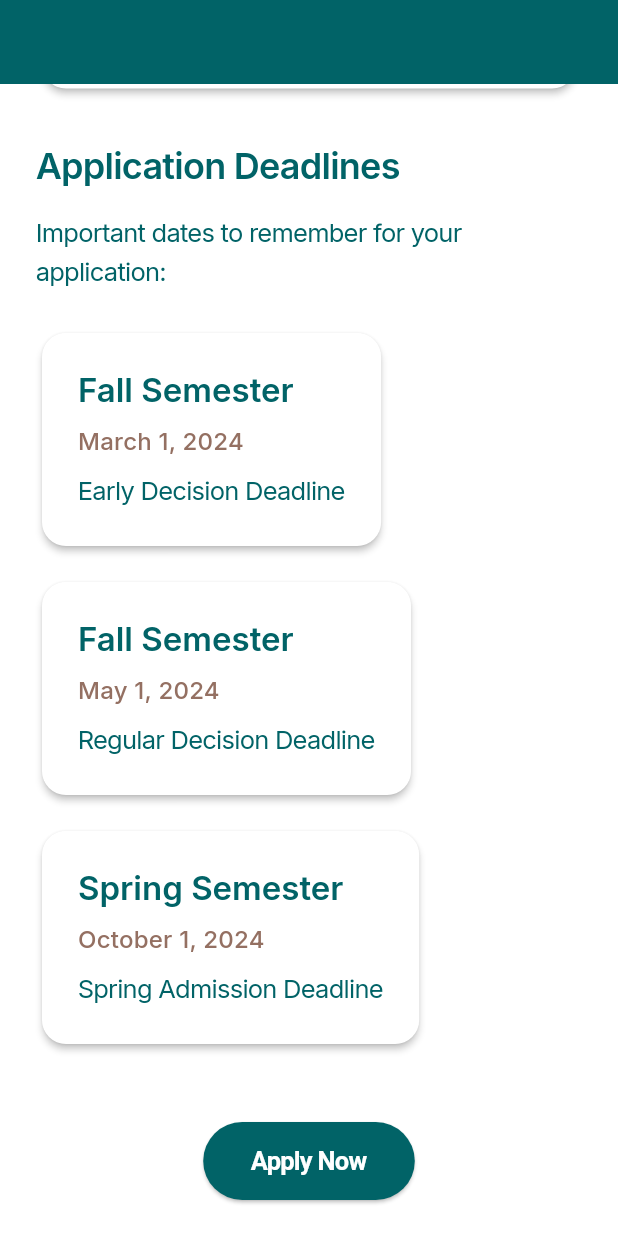
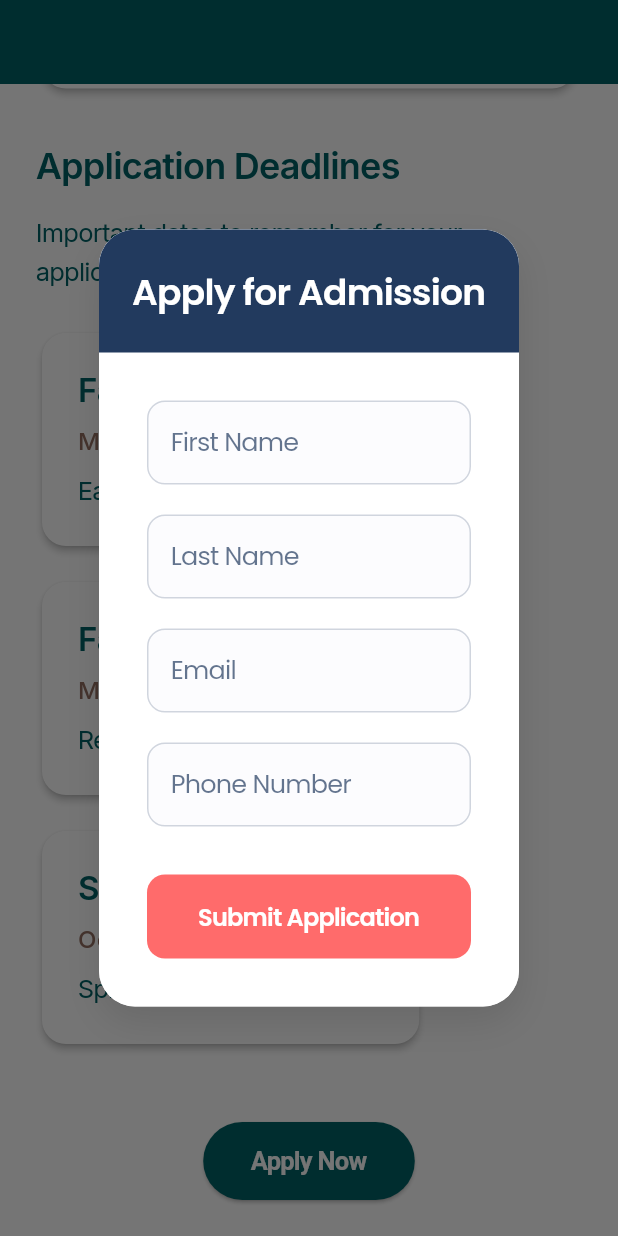
Before and after one commit to mano-ranjan/values_web_app, a Flutter app: the AdmissionsPage screen opened directly, scrolled down 424 dp, after a tap on "Apply Now", on a phone screen of 412 x 824 dp. Run offline on Flutter 3.47's test engine with Material 3 defaults, Android fonts, the phone set to English and light mode, and no system bars; our stand-ins replace equatable, flutter_bloc, flutter_svg, google_fonts, responsive_framework, supabase_flutter; accounts and stored records are empty; network calls fail.

Commit message:
Integrate Supabase for backend functionality, enhance AdmissionsPage with a registration form dialog, and update HomePage to include registration form access. Update pubspec.yaml to include supabase_flutter dependency and update pubspec.lock with new package versions.

```diff
--- a/lib/features/admissions/admissions_page.dart
+++ b/lib/features/admissions/admissions_page.dart
@@ -1,8 +1,16 @@
 import 'package:flutter/material.dart';
 import 'package:values_web_app/shared/theme/app_theme.dart';
+import 'package:values_web_app/features/admissions/widgets/registration_form.dart';
 
 class AdmissionsPage extends StatelessWidget {
   const AdmissionsPage({super.key});
+
+  void _showRegistrationForm(BuildContext context) {
+    showDialog(
+      context: context,
+      builder: (context) => const RegistrationForm(),
+    );
+  }
 
   @override
   Widget build(BuildContext context) {
@@ -148,7 +156,7 @@ class AdmissionsPage extends StatelessWidget {
             const SizedBox(height: 32),
             Center(
               child: ElevatedButton(
-                onPressed: () {},
+                onPressed: () => _showRegistrationForm(context),
                 style: ElevatedButton.styleFrom(
                   backgroundColor: AppTheme.teal,
                   foregroundColor: AppTheme.surfaceColor,
--- /dev/null
+++ b/lib/features/admissions/widgets/registration_form.dart
@@ -0,0 +1,398 @@
+import 'package:flutter/material.dart';
+import 'package:supabase_flutter/supabase_flutter.dart';
+import 'package:values_web_app/shared/theme/app_theme.dart';
+import 'package:google_fonts/google_fonts.dart';
+
+class RegistrationForm extends StatefulWidget {
+  const RegistrationForm({super.key});
+
+  @override
+  State<RegistrationForm> createState() => _RegistrationFormState();
+}
+
+class _RegistrationFormState extends State<RegistrationForm> {
+  final _formKey = GlobalKey<FormState>();
+  final _emailController = TextEditingController();
+  final _firstNameController = TextEditingController();
+  final _lastNameController = TextEditingController();
+  final _phoneController = TextEditingController();
+  bool _isLoading = false;
+  String? _errorMessage;
+
+  @override
+  void dispose() {
+    _emailController.dispose();
+    _firstNameController.dispose();
+    _lastNameController.dispose();
+    _phoneController.dispose();
+    super.dispose();
+  }
+
+  Future<void> _register() async {
+    if (!_formKey.currentState!.validate()) return;
+
+    setState(() {
+      _isLoading = true;
+      _errorMessage = null;
+    });
+
+    try {
+      final supabase = Supabase.instance.client;
+      await supabase.from('applications').insert({
+        'first_name': _firstNameController.text.trim(),
+        'last_name': _lastNameController.text.trim(),
+        'email': _emailController.text.trim(),
+        'phone': _phoneController.text.trim(),
+      }).select();
+
+      if (mounted) {
+        ScaffoldMessenger.of(context).showSnackBar(
+          const SnackBar(
+            content: Text('Application submitted successfully!'),
+            backgroundColor: Colors.green,
+          ),
+        );
+        Navigator.of(context).pop();
+      }
+    } on PostgrestException catch (e) {
+      setState(() {
+        _errorMessage = e.message;
+      });
+    } catch (e) {
+      setState(() {
+        _errorMessage = 'An unexpected error occurred. Please try again.';
+      });
+    } finally {
+      if (mounted) {
+        setState(() {
+          _isLoading = false;
+        });
+      }
+    }
+  }
+
+  // Future<void> _register() async {
+  //   if (!_formKey.currentState!.validate()) return;
+
+  //   setState(() {
+  //     _isLoading = true;
+  //     _errorMessage = null;
+  //   });
+
+  //   try {
+  //     final supabase = Supabase.instance.client;
+  //     final response = await supabase.from('applications').insert({
+  //       'first_name': _firstNameController.text.trim(),
+  //       'last_name': _lastNameController.text.trim(),
+  //       'email': _emailController.text.trim(),
+  //       'phone': _phoneController.text.trim(),
+  //     });
+
+  //     if (response.error == null) {
+  //       if (mounted) {
+  //         ScaffoldMessenger.of(context).showSnackBar(
+  //           const SnackBar(
+  //             content: Text('Application submitted successfully!'),
+  //             backgroundColor: Colors.green,
+  //           ),
+  //         );
+  //         Navigator.of(context).pop();
+  //       }
+  //     } else {
+  //       setState(() {
+  //         _errorMessage = response.error!.message;
+  //       });
+  //     }
+  //   } catch (error) {
+  //     setState(() {
+  //       _errorMessage = error.toString();
+  //     });
+  //   } finally {
+  //     if (mounted) {
+  //       setState(() {
+  //         _isLoading = false;
+  //       });
+  //     }
+  //   }
+  // }
+
+  @override
+  Widget build(BuildContext context) {
+    final screenWidth = MediaQuery.of(context).size.width;
+    final dialogWidth = screenWidth / 3;
+    final maxHeight = MediaQuery.of(context).size.height * 0.8;
+
+    return Dialog(
+      shape: RoundedRectangleBorder(borderRadius: BorderRadius.circular(24)),
+      child: Container(
+        width: dialogWidth,
+        constraints: BoxConstraints(maxHeight: maxHeight),
+        child: SingleChildScrollView(
+          child: Container(
+            decoration: BoxDecoration(
+              color: AppTheme.surfaceColor,
+              borderRadius: BorderRadius.circular(24),
+              boxShadow: [
+                BoxShadow(
+                  color: Colors.black.withOpacity(0.1),
+                  blurRadius: 20,
+                  offset: const Offset(0, 10),
+                ),
+              ],
+            ),
+            child: Column(
+              mainAxisSize: MainAxisSize.min,
+              children: [
+                Container(
+                  padding: const EdgeInsets.symmetric(vertical: 24),
+                  decoration: BoxDecoration(
+                    color: AppTheme.deepNavy,
+                    borderRadius: const BorderRadius.vertical(
+                      top: Radius.circular(24),
+                    ),
+                  ),
+                  child: Center(
+                    child: Text(
+                      'Apply for Admission',
+                      style: GoogleFonts.poppins(
+                        color: AppTheme.surfaceColor,
+                        fontSize: 24,
+                        fontWeight: FontWeight.w600,
+                      ),
+                    ),
+                  ),
+                ),
+                Padding(
+                  padding: const EdgeInsets.all(32),
+                  child: Form(
+                    key: _formKey,
+                    child: Column(
+                      crossAxisAlignment: CrossAxisAlignment.stretch,
+                      children: [
+                        if (_errorMessage != null)
+                          InkWell(
+                            onTap: () {
+                              print(
+                                'the apply supbase error is : $_errorMessage',
+                              );
+                            },
+                            child: Container(
+                              padding: const EdgeInsets.all(12),
+                              margin: const EdgeInsets.only(bottom: 24),
+                              decoration: BoxDecoration(
+                                color: Colors.red.withOpacity(0.1),
+                                borderRadius: BorderRadius.circular(12),
+                                border: Border.all(
+                                  color: Colors.red.withOpacity(0.3),
+                                ),
+                              ),
+                              child: Text(
+                                _errorMessage!,
+                                style: GoogleFonts.poppins(
+                                  color: Colors.red,
+                                  fontSize: 14,
+                                ),
+                                textAlign: TextAlign.center,
+                              ),
+                            ),
+                          ),
+                        TextFormField(
+                          controller: _firstNameController,
+                          decoration: InputDecoration(
+                            labelText: 'First Name',
+                            labelStyle: GoogleFonts.poppins(
+                              color: AppTheme.deepNavy.withOpacity(0.7),
+                            ),
+                            border: OutlineInputBorder(
+                              borderRadius: BorderRadius.circular(12),
+                              borderSide: BorderSide(
+                                color: AppTheme.deepNavy.withOpacity(0.2),
+                              ),
+                            ),
+                            enabledBorder: OutlineInputBorder(
+                              borderRadius: BorderRadius.circular(12),
+                              borderSide: BorderSide(
+                                color: AppTheme.deepNavy.withOpacity(0.2),
+                              ),
+                            ),
+                            focusedBorder: OutlineInputBorder(
+                              borderRadius: BorderRadius.circular(12),
+                              borderSide: BorderSide(color: AppTheme.coral),
+                            ),
+                            filled: true,
+                            fillColor: AppTheme.lavender.withOpacity(0.1),
+                          ),
+                          style: GoogleFonts.poppins(
+                            fontSize: 16,
+                            color: AppTheme.deepNavy,
+                          ),
+                          validator: (value) {
+                            if (value == null || value.isEmpty) {
+                              return 'Please enter your first name';
+                            }
+                            return null;
+                          },
+                        ),
+                        const SizedBox(height: 20),
+                        TextFormField(
+                          controller: _lastNameController,
+                          decoration: InputDecoration(
+                            labelText: 'Last Name',
+                            labelStyle: GoogleFonts.poppins(
+                              color: AppTheme.deepNavy.withOpacity(0.7),
+                            ),
+                            border: OutlineInputBorder(
+                              borderRadius: BorderRadius.circular(12),
+                              borderSide: BorderSide(
+                                color: AppTheme.deepNavy.withOpacity(0.2),
+                              ),
+                            ),
+                            enabledBorder: OutlineInputBorder(
+                              borderRadius: BorderRadius.circular(12),
+                              borderSide: BorderSide(
+                                color: AppTheme.deepNavy.withOpacity(0.2),
+                              ),
+                            ),
+                            focusedBorder: OutlineInputBorder(
+                              borderRadius: BorderRadius.circular(12),
+                              borderSide: BorderSide(color: AppTheme.coral),
+                            ),
+                            filled: true,
+                            fillColor: AppTheme.lavender.withOpacity(0.1),
+                          ),
+                          style: GoogleFonts.poppins(
+                            fontSize: 16,
+                            color: AppTheme.deepNavy,
+                          ),
+                          validator: (value) {
+                            if (value == null || value.isEmpty) {
+                              return 'Please enter your last name';
+                            }
+                            return null;
+                          },
+                        ),
+                        const SizedBox(height: 20),
+                        TextFormField(
+                          controller: _emailController,
+                          decoration: InputDecoration(
+                            labelText: 'Email',
+                            labelStyle: GoogleFonts.poppins(
+                              color: AppTheme.deepNavy.withOpacity(0.7),
+                            ),
+                            border: OutlineInputBorder(
+                              borderRadius: BorderRadius.circular(12),
+                              borderSide: BorderSide(
+                                color: AppTheme.deepNavy.withOpacity(0.2),
+                              ),
+                            ),
+                            enabledBorder: OutlineInputBorder(
+                              borderRadius: BorderRadius.circular(12),
+                              borderSide: BorderSide(
+                                color: AppTheme.deepNavy.withOpacity(0.2),
+                              ),
+                            ),
+                            focusedBorder: OutlineInputBorder(
+                              borderRadius: BorderRadius.circular(12),
+                              borderSide: BorderSide(color: AppTheme.coral),
+                            ),
+                            filled: true,
+                            fillColor: AppTheme.lavender.withOpacity(0.1),
+                          ),
+                          style: GoogleFonts.poppins(
+                            fontSize: 16,
+                            color: AppTheme.deepNavy,
+                          ),
+                          keyboardType: TextInputType.emailAddress,
+                          validator: (value) {
+                            if (value == null || value.isEmpty) {
+                              return 'Please enter your email';
+                            }
+                            if (!value.contains('@')) {
+                              return 'Please enter a valid email';
+                            }
+                            return null;
+                          },
+                        ),
+                        const SizedBox(height: 20),
+                        TextFormField(
+                          controller: _phoneController,
+                          decoration: InputDecoration(
+                            labelText: 'Phone Number',
+                            labelStyle: GoogleFonts.poppins(
+                              color: AppTheme.deepNavy.withOpacity(0.7),
+                            ),
+                            border: OutlineInputBorder(
+                              borderRadius: BorderRadius.circular(12),
+                              borderSide: BorderSide(
+                                color: AppTheme.deepNavy.withOpacity(0.2),
+                              ),
+                            ),
+                            enabledBorder: OutlineInputBorder(
+                              borderRadius: BorderRadius.circular(12),
+                              borderSide: BorderSide(
+                                color: AppTheme.deepNavy.withOpacity(0.2),
+                              ),
+                            ),
+                            focusedBorder: OutlineInputBorder(
+                              borderRadius: BorderRadius.circular(12),
+                              borderSide: BorderSide(color: AppTheme.coral),
+                            ),
+                            filled: true,
+                            fillColor: AppTheme.lavender.withOpacity(0.1),
+                          ),
+                          style: GoogleFonts.poppins(
+                            fontSize: 16,
+                            color: AppTheme.deepNavy,
+                          ),
+                          keyboardType: TextInputType.phone,
+                          validator: (value) {
+                            if (value == null || value.isEmpty) {
+                              return 'Please enter your phone number';
+                            }
+                            return null;
+                          },
+                        ),
+                        const SizedBox(height: 32),
+                        ElevatedButton(
+                          onPressed: _isLoading ? null : _register,
+                          style: ElevatedButton.styleFrom(
+                            backgroundColor: AppTheme.coral,
+                            foregroundColor: AppTheme.surfaceColor,
+                            padding: const EdgeInsets.symmetric(vertical: 16),
+                            shape: RoundedRectangleBorder(
+                              borderRadius: BorderRadius.circular(12),
+                            ),
+                            elevation: 0,
+                          ),
+                          child:
+                              _isLoading
+                                  ? const SizedBox(
+                                    height: 20,
+                                    width: 20,
+                                    child: CircularProgressIndicator(
+                                      strokeWidth: 2,
+                                      valueColor: AlwaysStoppedAnimation<Color>(
+                                        Colors.white,
+                                      ),
+                                    ),
+                                  )
+                                  : Text(
+                                    'Submit Application',
+                                    style: GoogleFonts.poppins(
+                                      fontSize: 16,
+                                      fontWeight: FontWeight.w600,
+                                    ),
+                                  ),
+                        ),
+                      ],
+                    ),
+                  ),
+                ),
+              ],
+            ),
+          ),
+        ),
+      ),
+    );
+  }
+}
--- a/lib/features/home/presentation/pages/home_page.dart
+++ b/lib/features/home/presentation/pages/home_page.dart
@@ -2,6 +2,7 @@ import 'package:flutter/material.dart';
 import 'package:flutter_svg/flutter_svg.dart';
 import 'package:values_web_app/shared/theme/app_theme.dart';
 import 'package:google_fonts/google_fonts.dart';
+import 'package:values_web_app/features/admissions/widgets/registration_form.dart';
 
 class _GallerySlider extends StatefulWidget {
   final List<Map<String, String>> items;
@@ -284,7 +285,12 @@ class HomePage extends StatelessWidget {
                 ),
                 const SizedBox(width: 24),
                 ElevatedButton(
-                  onPressed: () {},
+                  onPressed: () {
+                    showDialog(
+                      context: context,
+                      builder: (context) => const RegistrationForm(),
+                    );
+                  },
                   style: ElevatedButton.styleFrom(
                     backgroundColor: AppTheme.coral,
                     foregroundColor: AppTheme.surfaceColor,
@@ -384,7 +390,12 @@ class HomePage extends StatelessWidget {
             Padding(
               padding: const EdgeInsets.symmetric(horizontal: 16),
               child: ElevatedButton(
-                onPressed: () {},
+                onPressed: () {
+                  showDialog(
+                    context: context,
+                    builder: (context) => const RegistrationForm(),
+                  );
+                },
                 style: ElevatedButton.styleFrom(
                   backgroundColor: AppTheme.coral,
                   foregroundColor: AppTheme.surfaceColor,
@@ -548,7 +559,12 @@ class HomePage extends StatelessWidget {
         Row(
           children: [
             ElevatedButton(
-              onPressed: () {},
+              onPressed: () {
+                showDialog(
+                  context: context,
+                  builder: (context) => const RegistrationForm(),
+                );
+              },
               style: ElevatedButton.styleFrom(
                 backgroundColor: AppTheme.coral,
                 foregroundColor: AppTheme.surfaceColor,
@@ -1434,7 +1450,12 @@ class HomePage extends StatelessWidget {
             ),
             const SizedBox(height: 24),
             ElevatedButton(
-              onPressed: () {},
+              onPressed: () {
+                showDialog(
+                  context: context,
+                  builder: (context) => const RegistrationForm(),
+                );
+              },
               style: ElevatedButton.styleFrom(
                 backgroundColor: AppTheme.surfaceColor,
                 foregroundColor: AppTheme.coral,
--- a/lib/main.dart
+++ b/lib/main.dart
@@ -1,11 +1,22 @@
 import 'package:flutter/material.dart';
 import 'package:flutter_bloc/flutter_bloc.dart';
 import 'package:responsive_framework/responsive_framework.dart';
+import 'package:supabase_flutter/supabase_flutter.dart';
 import 'package:values_web_app/shared/theme/app_theme.dart';
 import 'package:values_web_app/features/home/presentation/pages/home_page.dart';
 import 'package:values_web_app/features/home/presentation/bloc/home_bloc.dart';
 
-void main() {
+void main() async {
+  WidgetsFlutterBinding.ensureInitialized();
+
+  // Initialize Supabase
+  await Supabase.initialize(
+    url:
+        'https://vswnpmyjvwpidoxfneed.supabase.co', // Replace with your Supabase URL
+    anonKey:
+        'eyJhbGciOiJIUzI1NiIsInR5cCI6IkpXVCJ9.eyJpc3MiOiJzdXBhYmFzZSIsInJlZiI6InZzd25wbXlqdndwaWRveGZuZWVkIiwicm9sZSI6ImFub24iLCJpYXQiOjE3NDcwMjQwNTQsImV4cCI6MjA2MjYwMDA1NH0.tLb174oRfBoCGfL_qMJXO-x8zLyjh8NzE29_MEntAiU', // Replace with your Supabase anon key
+  );
+
   runApp(const MyApp());
 }
 
--- a/pubspec.yaml
+++ b/pubspec.yaml
@@ -39,6 +39,7 @@ dependencies:
   flutter_carousel_widget: ^2.2.0
   shimmer: ^3.0.0
   cupertino_icons: ^1.0.8
+  supabase_flutter: ^2.9.0
 
 dev_dependencies:
   flutter_test:
```
Also changed, not shown: pubspec.lock, 5 other files.
